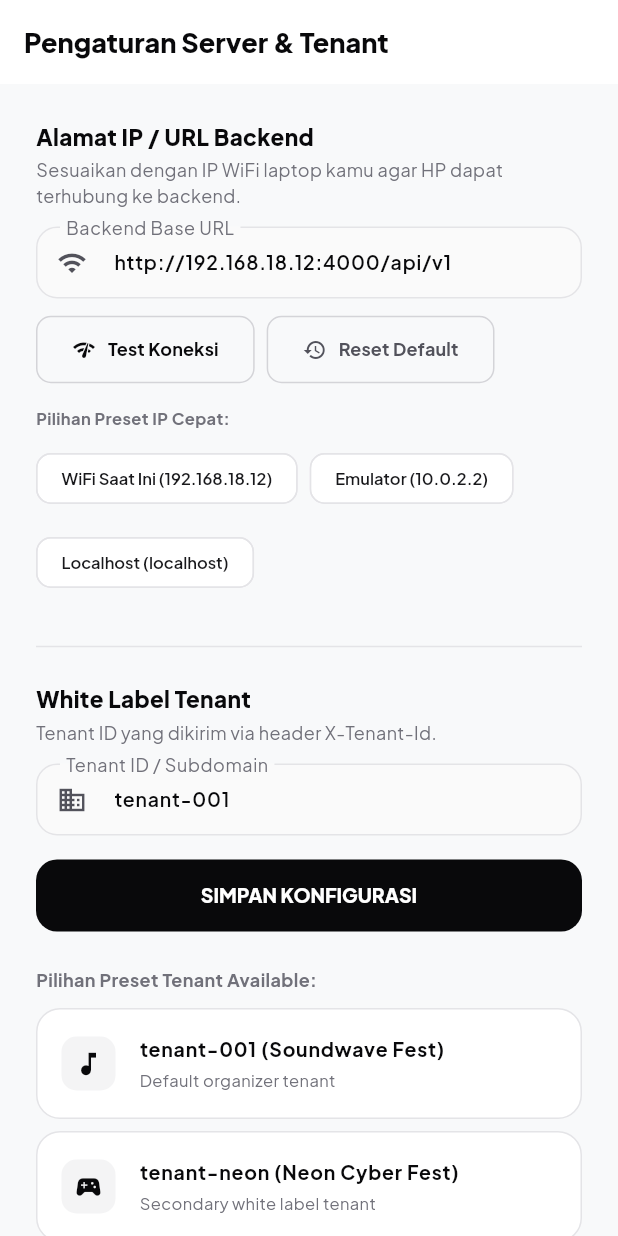
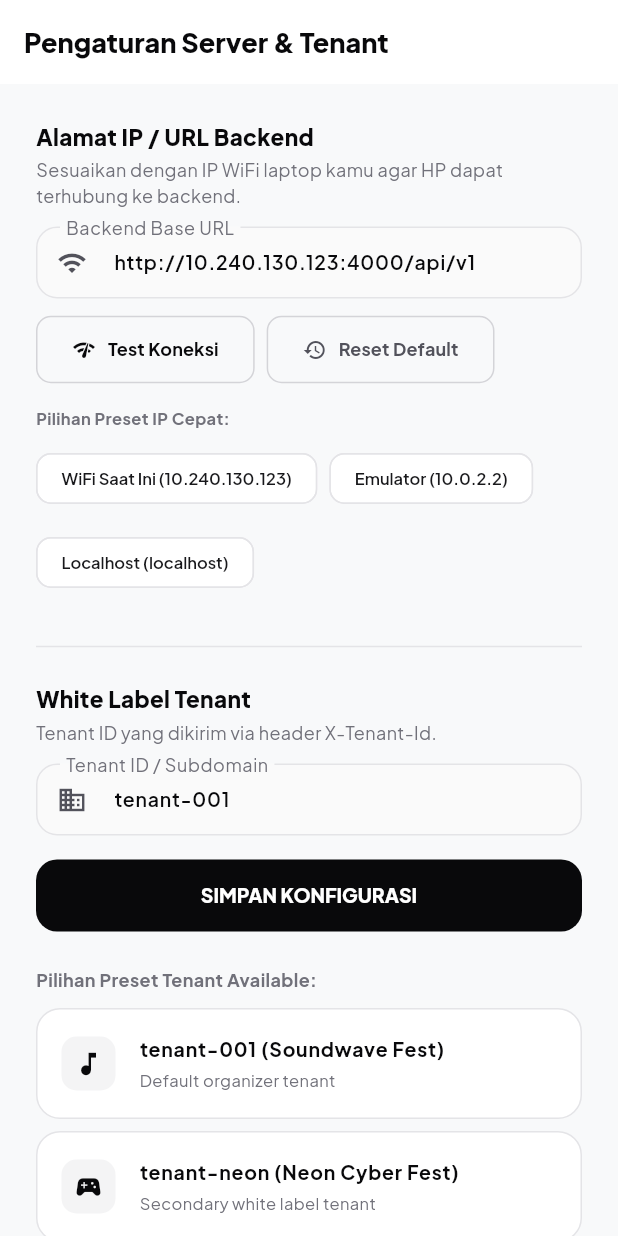
Before and after one commit to arsa-sans/white_label_mobile, a Flutter app: the TenantSelectView screen opened by its route, on a phone screen of 412 x 824 dp. Run offline on Flutter 3.47's test engine with Material 3 defaults, Android fonts, the phone set to English and light mode, and no system bars; our stand-ins replace connectivity_plus, dio, drift, flutter_riverpod, flutter_secure_storage, go_router and 3 more; missing offline and left inert: mobile_scanner; accounts and stored records are empty; generated files the repository leaves out were written again.

Commit message:
chore: update WiFi IP to 10.240.130.123

```diff
--- a/lib/core/constants/api_endpoints.dart
+++ b/lib/core/constants/api_endpoints.dart
@@ -30,9 +30,9 @@
 class ApiEndpoints {
   // ┌──────────────────────────────────────────────────────────────────────────┐
   // │  Base Backend URL — UPDATE IP INI sesuai IPv4 WiFi laptop kamu!        │
-  // │  Laptop IPv4 saat ini: 192.168.18.12                                    │
+  // │  Laptop IPv4 saat ini: 10.240.130.123                                   │
   // └──────────────────────────────────────────────────────────────────────────┘
-  static const String baseUrl = 'http://192.168.18.12:4000/api/v1';
+  static const String baseUrl = 'http://10.240.130.123:4000/api/v1';
   static const String devLocalhostUrl = 'http://localhost:4000/api/v1';
 
   // Auth
--- a/lib/features/auth/presentation/views/tenant_select_view.dart
+++ b/lib/features/auth/presentation/views/tenant_select_view.dart
@@ -235,10 +235,10 @@ class _TenantSelectViewState extends ConsumerState<TenantSelectView> {
                 ActionChip(
                   backgroundColor: Colors.white,
                   side: const BorderSide(color: AppTheme.zinc200),
-                  label: const Text('WiFi Saat Ini (192.168.18.12)', style: TextStyle(fontSize: 11, color: AppTheme.zinc900, fontWeight: FontWeight.w600)),
+                  label: const Text('WiFi Saat Ini (10.240.130.123)', style: TextStyle(fontSize: 11, color: AppTheme.zinc900, fontWeight: FontWeight.w600)),
                   onPressed: () {
                     setState(() {
-                      _serverUrlController.text = 'http://192.168.18.12:4000/api/v1';
+                      _serverUrlController.text = 'http://10.240.130.123:4000/api/v1';
                     });
                   },
                 ),
```
